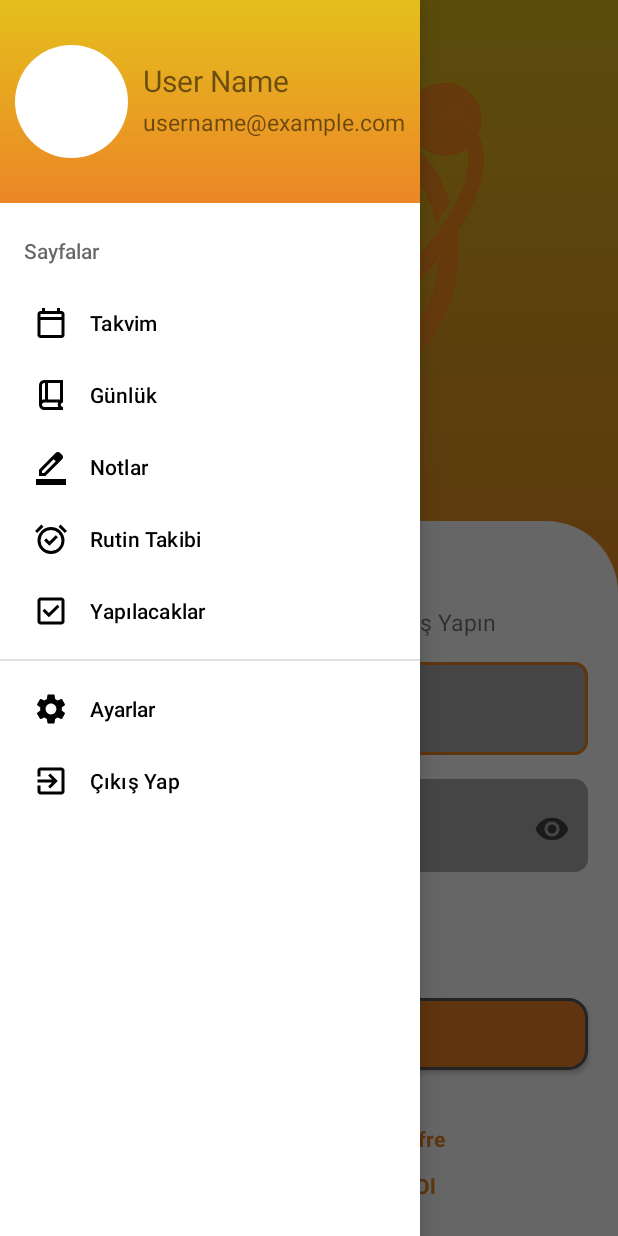
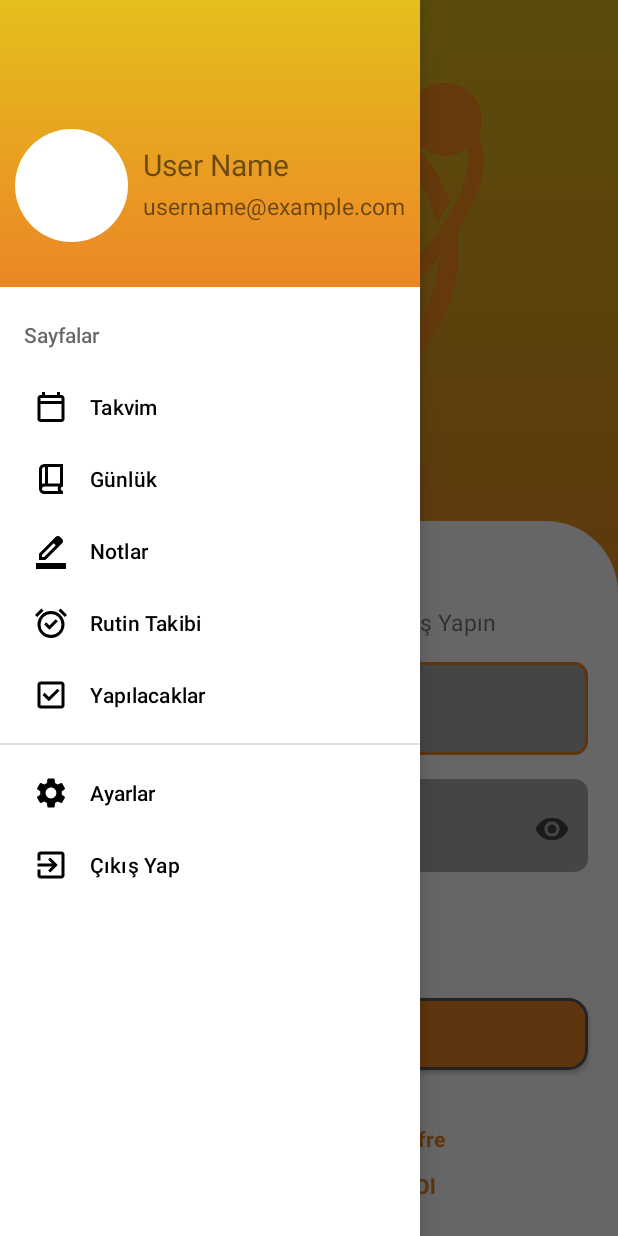
Before and after one commit to dogukanpayal/CitrusOrbit, an Android app: the screen it shows after launch (MainActivity), with the side drawer open, on a phone screen of 412 x 824 dp. Run offline under Robolectric (Android 15) with nearby library versions, the phone set to English and light mode, and no system bars; our stand-ins replace Firebase (no records; nobody signed in at launch, a user with empty details on screens opened directly).

Commit message:
Navigation drawer üst bildirim kısmından ayırıldı.

```diff
--- a/DevelopmentProject/app/src/main/res/layout/activity_main.xml
+++ b/DevelopmentProject/app/src/main/res/layout/activity_main.xml
@@ -4,6 +4,7 @@
     xmlns:app="http://schemas.android.com/apk/res-auto"
     android:layout_width="match_parent"
     android:layout_height="match_parent"
+    android:fitsSystemWindows="true"
     android:id="@+id/drawer_layout"
     >
 
--- a/DevelopmentProject/app/src/main/res/layout/header_navigation_drawer.xml
+++ b/DevelopmentProject/app/src/main/res/layout/header_navigation_drawer.xml
@@ -4,7 +4,7 @@
     xmlns:tools="http://schemas.android.com/tools"
     android:layout_width="match_parent"
     android:layout_height="wrap_content"
-    android:fitsSystemWindows="true"
+    android:paddingTop="?attr/actionBarSize"
     android:background="@drawable/background_style"
     >
 
```
